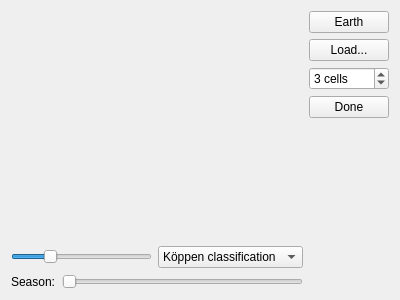
tps12/Tec-Nine, file climate.ui: the form before one commit.
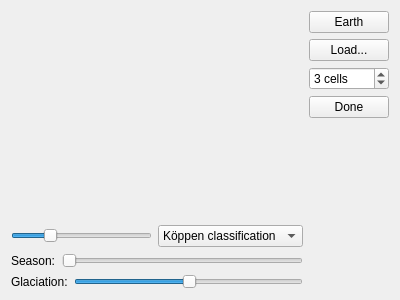
The form after the commit.

Commit message:
Add glaciation to climate simulation
Range of [0,1], affects temperature and precipitation by +/- 15% and 20%
respectively, representing the variation between glacial and interglacial
extremes. A new slider in climate mode lets you see the effects on the
climate.

```diff
--- a/climate.ui
+++ b/climate.ui
@@ -118,6 +118,30 @@
        </item>
       </layout>
      </item>
+     <item>
+      <layout class="QHBoxLayout" name="horizontalLayout_3">
+       <property name="bottomMargin">
+        <number>0</number>
+       </property>
+       <item>
+        <widget class="QLabel" name="label_2">
+         <property name="text">
+          <string>Glaciation:</string>
+         </property>
+        </widget>
+       </item>
+       <item>
+        <widget class="QSlider" name="glaciation">
+         <property name="value">
+          <number>50</number>
+         </property>
+         <property name="orientation">
+          <enum>Qt::Horizontal</enum>
+         </property>
+        </widget>
+       </item>
+      </layout>
+     </item>
     </layout>
    </item>
    <item>
```
The commit also changes 5 other files.
